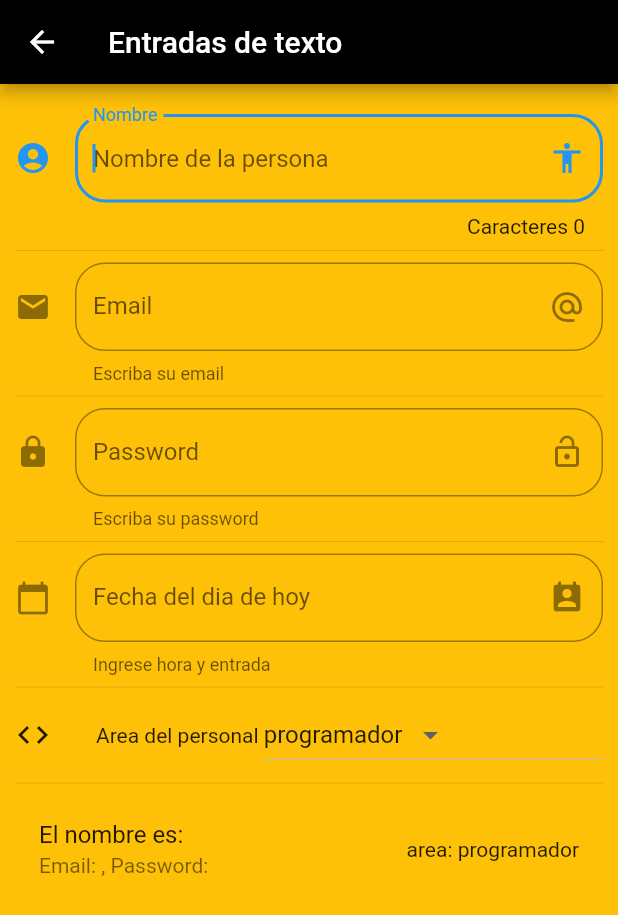
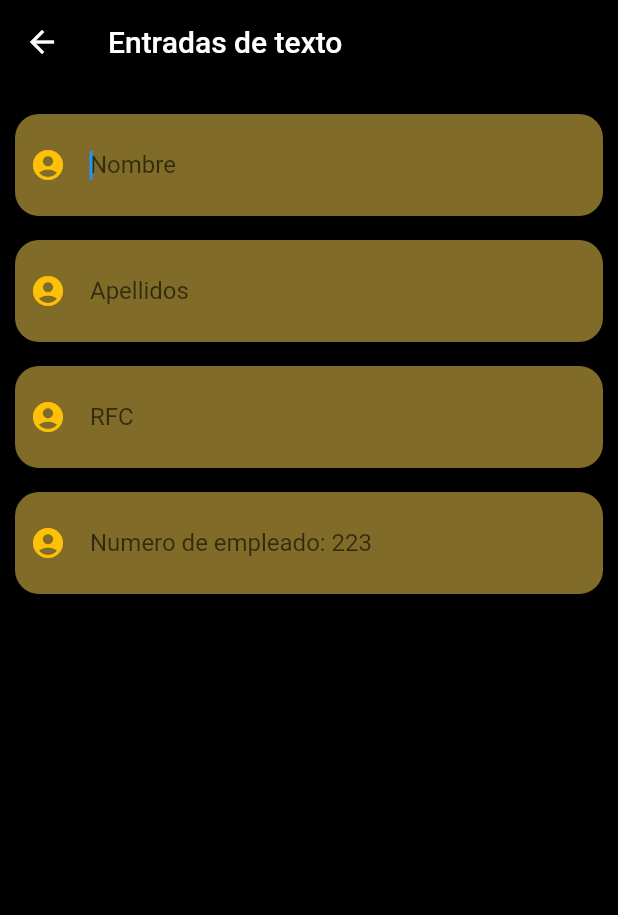
Before and after one commit to DulceAsd26/Checking, a Flutter app: the InputPage screen opened by its route, on a phone screen of 412 x 824 dp. Shown: the top 915 px of the screen. Run offline on Flutter 3.47's test engine with Material 2 defaults, Android fonts, the phone set to English and light mode, and no system bars; missing offline and left inert: slimy_card.

Commit message:
new-style
nuevo estilo en el formulario de registro de empleados

```diff
--- a/lib/src/pages/input_page.dart
+++ b/lib/src/pages/input_page.dart
@@ -12,18 +12,12 @@ class _InputPageState extends State<InputPage> {
   String _email = '';
   String _password = '';
   String _fecha = '';
-  List<String> _lenguajes = [
-    'programador',
-    'administrador',
-    'consultordb',
-    'otro',
-  ];
-  String _opcionSelecciona = 'programador';
+
   TextEditingController _inputFieldDateController = new TextEditingController();
   @override
   Widget build(BuildContext context) {
     return Scaffold(
-      backgroundColor: Colors.amber,
+      backgroundColor: Colors.black,
       appBar: AppBar(
         backgroundColor: Colors.black,
         title: Text('Entradas de texto'),
@@ -31,149 +25,117 @@ class _InputPageState extends State<InputPage> {
       body: ListView(
         padding: EdgeInsets.symmetric(horizontal: 10.0, vertical: 20.0),
         children: <Widget>[
-          _crearEntrada(),
+          _crearNombre(),
           Divider(),
-          _crearEmail(),
+          _crearApellidos(),
           Divider(),
-          _crearPassword(),
+          _crearRfc(),
           Divider(),
-          _crearFecha(context),
-          Divider(),
-          _crearDropDown(),
-          Divider(),
-          _crearPersona(),
+          _crearNumeroEmpleado(),
         ],
       ),
     );
   }
 
-  Widget _crearEntrada() {
-    return TextField(
+  Widget _crearNombre() {
+    return Container(
+      padding: EdgeInsets.symmetric(vertical:10, horizontal:10),
+      decoration: BoxDecoration(
+        color: Colors.amber[300].withOpacity(0.5),
+        borderRadius: BorderRadius.circular(16),
+      ),
+      child:TextField(
         autofocus: true,
         decoration: InputDecoration(
-          border: OutlineInputBorder(borderRadius: BorderRadius.circular(20.0)),
-          counter: Text('Caracteres ${_nombre.length}'),
-          hintText: 'Nombre de la persona',
-          labelText: 'Nombre',
-          suffixIcon: Icon(Icons.accessibility),
-          icon: Icon(Icons.account_circle)),
+            border: InputBorder.none,
+            //counter: Text('Caracteres ${_nombre.length}'),
+            hintText: 'Nombre',
+            //labelText: 'Nombre',
+            icon: Icon(Icons.account_circle,  color: Colors.amber)),
         onChanged: (valor) {
           setState(() {
             _nombre = valor;
             //print(_nombre);
           });
         },
+      )
     );
   }
 
-  Widget _crearPersona() {
-    return ListTile(
-      title: Text('El nombre es: $_nombre'),
-      subtitle: Text('Email: $_email, Password: $_password'),
-      trailing: Text('area: $_opcionSelecciona'),
+  Widget _crearApellidos() {
+    return Container(
+      padding: EdgeInsets.symmetric(vertical:10, horizontal:10),
+      decoration: BoxDecoration(
+        color: Colors.amber[300].withOpacity(0.5),
+        borderRadius: BorderRadius.circular(16),
+      ),
+      child:TextField(
+        autofocus: true,
+        decoration: InputDecoration(
+            border: InputBorder.none,
+            //counter: Text('Caracteres ${_nombre.length}'),
+            hintText: 'Apellidos',
+            //labelText: 'Nombre',
+            icon: Icon(Icons.account_circle,  color: Colors.amber)),
+        onChanged: (valor) {
+          setState(() {
+            _nombre = valor;
+            //print(_nombre);
+          });
+        },
+      )
     );
   }
 
-  Widget _crearEmail() {
-    return TextField(
-      keyboardType: TextInputType.emailAddress,
+  Widget _crearRfc() {
+    return Container(
+      padding: EdgeInsets.symmetric(vertical:10, horizontal:10),
+      decoration: BoxDecoration(
+        color: Colors.amber[300].withOpacity(0.5),
+        borderRadius: BorderRadius.circular(16),
+      ),
+      child:TextField(
+        autofocus: true,
         decoration: InputDecoration(
-          border: OutlineInputBorder(borderRadius: BorderRadius.circular(20.0)),
-          hintText: 'Email de la persona',
-          labelText: 'Email',
-          helperText: 'Escriba su email',
-          suffixIcon: Icon(Icons.alternate_email),
-          icon: Icon(Icons.email)),
+            border: InputBorder.none,
+            //counter: Text('Caracteres ${_nombre.length}'),
+            hintText: 'RFC',
+            //labelText: 'Nombre',
+            icon: Icon(Icons.account_circle,  color: Colors.amber)),
         onChanged: (valor) {
           setState(() {
-          _email = valor;
+            _nombre = valor;
             //print(_nombre);
           });
         },
+      )
     );
   }
 
-  Widget _crearPassword() {
-    return TextField(
-      obscureText: true,
+  Widget _crearNumeroEmpleado() {
+    return Container(
+      padding: EdgeInsets.symmetric(vertical:10, horizontal:10),
+      decoration: BoxDecoration(
+        color: Colors.amber[300].withOpacity(0.5),
+        borderRadius: BorderRadius.circular(16),
+      ),
+      child:TextField(
+        autofocus: true,
         decoration: InputDecoration(
-          border: OutlineInputBorder(borderRadius: BorderRadius.circular(20.0)),
-          hintText: 'Password',
-          labelText: 'Password',
-          helperText: 'Escriba su password',
-          suffixIcon: Icon(Icons.lock_open),
-          icon: Icon(Icons.lock)),
+            border: InputBorder.none,
+            //counter: Text('Caracteres ${_nombre.length}'),
+            hintText: 'Numero de empleado: 223',
+            //labelText: 'Nombre',
+            icon: Icon(Icons.account_circle,  color: Colors.amber)),
         onChanged: (valor) {
           setState(() {
-          _email = valor;
+            _nombre = valor;
             //print(_nombre);
           });
         },
+      )
     );
   }
 
-  Widget _crearFecha(BuildContext context) {
-    return TextField(
-      enableInteractiveSelection: false,
-      controller: _inputFieldDateController,
-      decoration: InputDecoration(
-        border: OutlineInputBorder(borderRadius: BorderRadius.circular(20.0)),
-        hintText: 'Fecha de entrada',
-        labelText: 'Fecha del dia de hoy',
-        helperText: 'Ingrese hora y entrada',
-        suffixIcon: Icon(Icons.perm_contact_calendar),
-        icon: Icon(Icons.calendar_today),
-      ),
-      onTap: () {
-        FocusScope.of(context).requestFocus(new FocusNode());
-        _selectDate(context);
-      },
-    );
+
 }
-
-  _selectDate(BuildContext context) async {
-    DateTime picked = await showDatePicker(
-      context: context,
-      initialDate: new DateTime.now(),
-      firstDate: new DateTime(2020),
-      lastDate: new DateTime(2022),
-      locale: Locale('es', 'ES'),
-    );
-    if (picked != null) {
-      setState(() {
-        _fecha = picked.toString();
-        _inputFieldDateController.text = _fecha;
-      });
-    }
-  }
-
-  Widget _crearDropDown() {
-    return Row(
-      children: <Widget>[
-        Icon(Icons.code),
-        SizedBox(width: 30.0),
-        Text('Area del personal '),
-        Expanded(
-          child: DropdownButton(
-            value: _opcionSelecciona,
-            items: getOpcionesDropDown(),
-            onChanged: (opt) {
-              setState(() {
-                _opcionSelecciona = opt;
-              });
-              //print(opt);
-            },
-          ),
-        ),
-      ],
-    );
-  }
-
-  List<DropdownMenuItem<String>> getOpcionesDropDown() {
-    List<DropdownMenuItem<String>> lista = new List();
-    _lenguajes.forEach((lenguaje) {
-      lista.add(DropdownMenuItem(child: Text(lenguaje), value: lenguaje));
-    });
-    return lista;
-  }
-}
```
Lines whose indentation alone changed are shown as unchanged.
